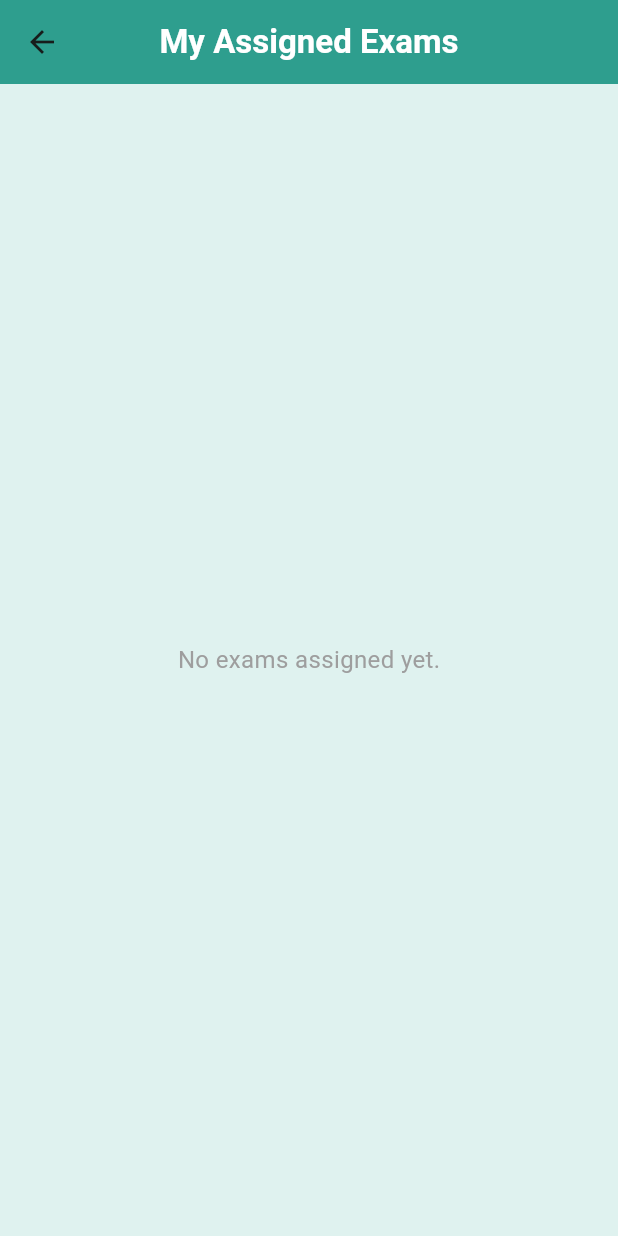
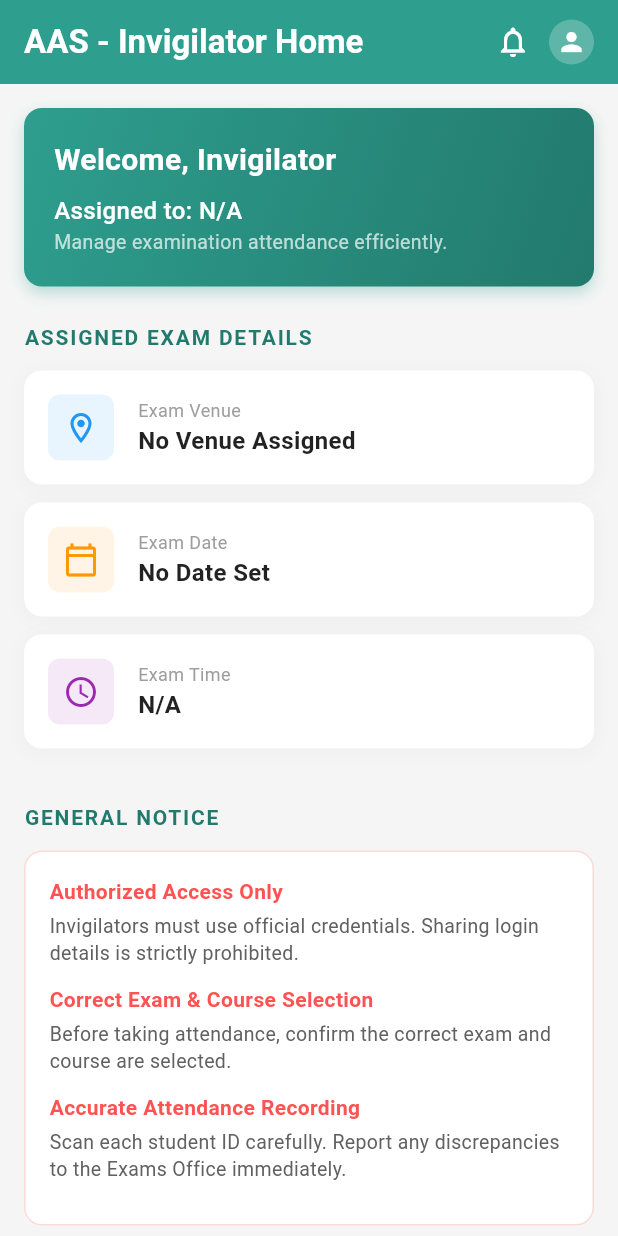
Before and after one commit to alexmwalec/Automated-Attendance-System, a Flutter app: the InvigilatorHome screen opened directly, on a phone screen of 412 x 824 dp. Run offline on Flutter 3.47's test engine with Material 3 defaults, Android fonts, the phone set to English and light mode, and no system bars; our stand-ins replace cloud_firestore, firebase_auth, firebase_core; missing offline and left inert: mobile_scanner; accounts and stored records are empty.

```diff
--- a/lib/Features/Invigilator/invigilator_home.dart
+++ b/lib/Features/Invigilator/invigilator_home.dart
@@ -4,116 +4,269 @@ import 'package:cloud_firestore/cloud_firestore.dart';
 class InvigilatorHome extends StatelessWidget {
   const InvigilatorHome({super.key});
 
+  static const Color tealPrimary = Color(0xFF2E9E8E);
+  static const Color tealDark = Color(0xFF227A6D);
+
   @override
   Widget build(BuildContext context) {
     return Scaffold(
-      backgroundColor: const Color(0xFFDFF2EF), // tealLight
+      backgroundColor: const Color(0xFFF5F5F5),
       appBar: AppBar(
+        backgroundColor: tealPrimary,
         title: const Text(
-          "My Assigned Exams",
+          'AAS - Invigilator Home',
           style: TextStyle(color: Colors.white, fontWeight: FontWeight.bold),
         ),
-        backgroundColor: const Color(0xFF2E9E8E),
-        centerTitle: true,
-        elevation: 0,
+        automaticallyImplyLeading: false,
+        actions: [
+          IconButton(
+            icon: const Icon(Icons.notifications_none, color: Colors.white),
+            onPressed: () {},
+          ),
+          const Padding(
+            padding: EdgeInsets.only(right: 16.0),
+            child: CircleAvatar(
+              backgroundColor: Colors.white24,
+              radius: 15,
+              child: Icon(Icons.person, color: Colors.white, size: 20),
+            ),
+          ),
+        ],
       ),
+
       body: StreamBuilder<QuerySnapshot>(
-        // Listen to the 'exam_assignments' collection in real-time
         stream: FirebaseFirestore.instance
             .collection('exam_assignments')
             .orderBy('createdAt', descending: true)
+            .limit(1) // Get only the most recent assignment
             .snapshots(),
         builder: (context, snapshot) {
-          if (snapshot.hasError) {
-            return const Center(child: Text("Error loading data"));
-          }
           if (snapshot.connectionState == ConnectionState.waiting) {
-            return const Center(
-              child: CircularProgressIndicator(color: Color(0xFF2E9E8E)),
-            );
+            return const Center(child: CircularProgressIndicator(color: tealPrimary));
           }
 
-          final docs = snapshot.data!.docs;
+          // Default values if no data exists yet
+          String venue = "No Venue Assigned";
+          String date = "No Date Set";
+          String course = "N/A";
+          String time = "N/A";
 
-          if (docs.isEmpty) {
-            return const Center(
-              child: Text(
-                "No exams assigned yet.",
-                style: TextStyle(color: Colors.grey, fontSize: 16),
-              ),
-            );
+          if (snapshot.hasData && snapshot.data!.docs.isNotEmpty) {
+            final data = snapshot.data!.docs.first.data() as Map<String, dynamic>;
+            venue = data['room'] ?? "No Venue Assigned";
+            date = data['date'] ?? "No Date Set";
+            course = data['course'] ?? "N/A";
+            time = data['time'] ?? "N/A";
           }
 
-          return ListView.builder(
-            padding: const EdgeInsets.all(16),
-            itemCount: docs.length,
-            itemBuilder: (context, index) {
-              final data = docs[index].data() as Map<String, dynamic>;
-
-              return Card(
-                elevation: 3,
-                // FIXED: Corrected EdgeInsets syntax
-                margin: const EdgeInsets.only(bottom: 16),
-                shape: RoundedRectangleBorder(
-                  borderRadius: BorderRadius.circular(12),
-                ),
-                child: ListTile(
-                  contentPadding: const EdgeInsets.all(16),
-                  leading: const CircleAvatar(
-                    backgroundColor: Color(0xFF2E9E8E),
-                    child: Icon(Icons.book, color: Colors.white),
+          return SingleChildScrollView(
+            padding: const EdgeInsets.all(16.0),
+            child: Column(
+              crossAxisAlignment: CrossAxisAlignment.start,
+              children: [
+                // Welcome Section
+                Container(
+                  width: double.infinity,
+                  padding: const EdgeInsets.all(20),
+                  decoration: BoxDecoration(
+                    gradient: const LinearGradient(
+                      colors: [tealPrimary, tealDark],
+                      begin: Alignment.topLeft,
+                      end: Alignment.bottomRight,
+                    ),
+                    borderRadius: BorderRadius.circular(12),
+                    boxShadow: [
+                      BoxShadow(
+                        color: tealPrimary.withOpacity(0.3),
+                        blurRadius: 8,
+                        offset: const Offset(0, 4),
+                      ),
+                    ],
                   ),
-                  title: Text(
-                    data['course'] ?? 'No Course',
-                    style: const TextStyle(
-                      fontWeight: FontWeight.bold,
-                      fontSize: 18,
-                      color: Color(0xFF227A6D),
-                    ),
-                  ),
-                  subtitle: Column(
+                  child: Column(
                     crossAxisAlignment: CrossAxisAlignment.start,
                     children: [
-                      const SizedBox(height: 8),
-                      Row(
-                        children: [
-                          const Icon(Icons.calendar_today, size: 14, color: Colors.grey),
-                          const SizedBox(width: 5),
-                          Text("Date: ${data['date'] ?? 'N/A'}"),
-                        ],
-                      ),
-                      const SizedBox(height: 4),
-                      Row(
-                        children: [
-                          const Icon(Icons.access_time, size: 14, color: Colors.grey),
-                          const SizedBox(width: 5),
-                          Text("Time: ${data['time'] ?? 'N/A'}"),
-                        ],
-                      ),
-                      const SizedBox(height: 4),
-                      Row(
-                        children: [
-                          const Icon(Icons.location_on_outlined, size: 14, color: Colors.grey),
-                          const SizedBox(width: 5),
-                          Text("Room: ${data['room'] ?? 'N/A'}"),
-                        ],
+                      const Text(
+                        'Welcome, Invigilator',
+                        style: TextStyle(
+                          color: Colors.white,
+                          fontSize: 20,
+                          fontWeight: FontWeight.bold,
+                        ),
                       ),
                       const SizedBox(height: 8),
                       Text(
-                        "Invigilator: ${data['invigilatorName'] ?? 'Unassigned'}",
-                        style: const TextStyle(
-                          color: Color(0xFF2E9E8E),
-                          fontWeight: FontWeight.bold,
-                        ),
+                        'Assigned to: $course',
+                        style: const TextStyle(color: Colors.white, fontSize: 16, fontWeight: FontWeight.w500),
+                      ),
+                      const Text(
+                        'Manage examination attendance efficiently.',
+                        style: TextStyle(color: Colors.white70, fontSize: 13),
                       ),
                     ],
                   ),
                 ),
-              );
-            },
+                const SizedBox(height: 24),
+
+
+                const Text(
+                  'ASSIGNED EXAM DETAILS',
+                  style: TextStyle(
+                    color: tealDark,
+                    fontWeight: FontWeight.bold,
+                    fontSize: 14,
+                    letterSpacing: 1.2,
+                  ),
+                ),
+                const SizedBox(height: 12),
+                _buildInfoCard(
+                  icon: Icons.location_on_outlined,
+                  title: 'Exam Venue',
+                  value: venue,
+                  color: Colors.blue,
+                ),
+                _buildInfoCard(
+                  icon: Icons.calendar_today_outlined,
+                  title: 'Exam Date',
+                  value: date,
+                  color: Colors.orange,
+                ),
+                _buildInfoCard(
+                  icon: Icons.access_time,
+                  title: 'Exam Time',
+                  value: time,
+                  color: Colors.purple,
+                ),
+                const SizedBox(height: 24),
+
+                // General Notice Section
+                const Text(
+                  'GENERAL NOTICE',
+                  style: TextStyle(
+                    color: tealDark,
+                    fontWeight: FontWeight.bold,
+                    fontSize: 14,
+                    letterSpacing: 1.2,
+                  ),
+                ),
+                const SizedBox(height: 12),
+                Container(
+                  padding: const EdgeInsets.all(16),
+                  decoration: BoxDecoration(
+                    color: Colors.white,
+                    borderRadius: BorderRadius.circular(12),
+                    border: Border.all(color: Colors.red.withOpacity(0.2)),
+                  ),
+                  child: const Column(
+                    crossAxisAlignment: CrossAxisAlignment.start,
+                    children: [
+                      _NoticeItem(
+                        title: 'Authorized Access Only',
+                        subtitle: 'Invigilators must use official credentials. Sharing login details is strictly prohibited.',
+                      ),
+                      _NoticeItem(
+                        title: 'Correct Exam & Course Selection',
+                        subtitle: 'Before taking attendance, confirm the correct exam and course are selected.',
+                      ),
+                      _NoticeItem(
+                        title: 'Accurate Attendance Recording',
+                        subtitle: 'Scan each student ID carefully. Report any discrepancies to the Exams Office immediately.',
+                      ),
+                    ],
+                  ),
+                ),
+              ],
+            ),
           );
         },
       ),
     );
   }
+
+  Widget _buildInfoCard({
+    required IconData icon,
+    required String title,
+    required String value,
+    required Color color,
+  }) {
+    return Container(
+      margin: const EdgeInsets.only(bottom: 12),
+      padding: const EdgeInsets.all(16),
+      decoration: BoxDecoration(
+        color: Colors.white,
+        borderRadius: BorderRadius.circular(12),
+        boxShadow: [
+          BoxShadow(
+            color: Colors.black.withOpacity(0.03),
+            blurRadius: 10,
+            offset: const Offset(0, 2),
+          ),
+        ],
+      ),
+      child: Row(
+        children: [
+          Container(
+            padding: const EdgeInsets.all(10),
+            decoration: BoxDecoration(
+              color: color.withOpacity(0.1),
+              borderRadius: BorderRadius.circular(8),
+            ),
+            child: Icon(icon, color: color),
+          ),
+          const SizedBox(width: 16),
+          Expanded( // Wrap in Expanded to handle long text
+            child: Column(
+              crossAxisAlignment: CrossAxisAlignment.start,
+              children: [
+                Text(
+                  title,
+                  style: const TextStyle(color: Colors.grey, fontSize: 12),
+                ),
+                Text(
+                  value,
+                  style: const TextStyle(
+                    fontWeight: FontWeight.bold,
+                    fontSize: 16,
+                    color: Colors.black87,
+                  ),
+                ),
+              ],
+            ),
+          ),
+        ],
+      ),
+    );
+  }
 }
+
+class _NoticeItem extends StatelessWidget {
+  final String title;
+  final String subtitle;
+
+  const _NoticeItem({required this.title, required this.subtitle});
+
+  @override
+  Widget build(BuildContext context) {
+    return Padding(
+      padding: const EdgeInsets.only(bottom: 12.0),
+      child: Column(
+        crossAxisAlignment: CrossAxisAlignment.start,
+        children: [
+          Text(
+            title,
+            style: const TextStyle(
+              fontWeight: FontWeight.bold,
+              fontSize: 14,
+              color: Colors.redAccent,
+            ),
+          ),
+          const SizedBox(height: 4),
+          Text(
+            subtitle,
+            style: TextStyle(color: Colors.grey.shade700, fontSize: 13, height: 1.4),
+          ),
+        ],
+      ),
+    );
+  }
+}
```
